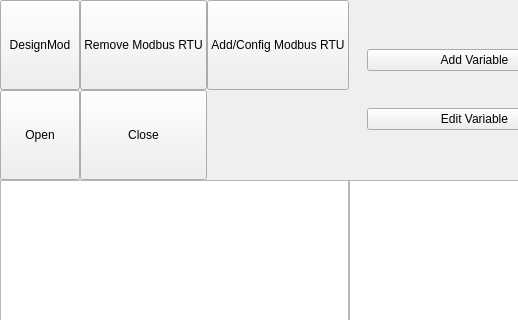
Above: ui/mainwindow.ui from Shenxian9/ConfigStudio before the change; both pictures show x 0 to 518 and y 0 to 320 of the 1280 by 720 pixel window. Below: the same form after it.
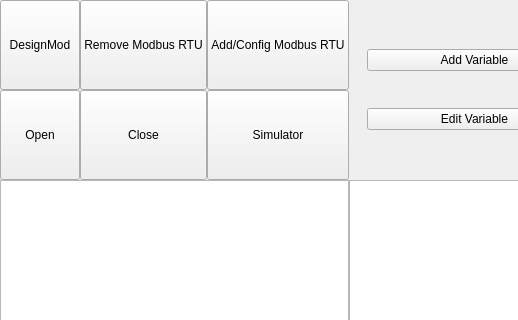
That is the form after the change. The open tabs and pages were chosen to show the change. Custom widgets are drawn as their Qt base class.

Commit message: Define mode toggle in .ui and remove runtime status labels

```diff
--- a/ui/mainwindow.ui
+++ b/ui/mainwindow.ui
@@ -524,6 +524,19 @@
                  </property>
                 </widget>
                </item>
+               <item row="1" column="3">
+                <widget class="QPushButton" name="dataSourceModeCombo">
+                 <property name="sizePolicy">
+                  <sizepolicy hsizetype="Expanding" vsizetype="Expanding">
+                   <horstretch>0</horstretch>
+                   <verstretch>0</verstretch>
+                  </sizepolicy>
+                 </property>
+                 <property name="text">
+                  <string>Simulator</string>
+                 </property>
+                </widget>
+               </item>
                <item row="0" column="2">
                 <widget class="QPushButton" name="pushButton_7">
                  <property name="sizePolicy">
```
The commit also changes 3 other files.
